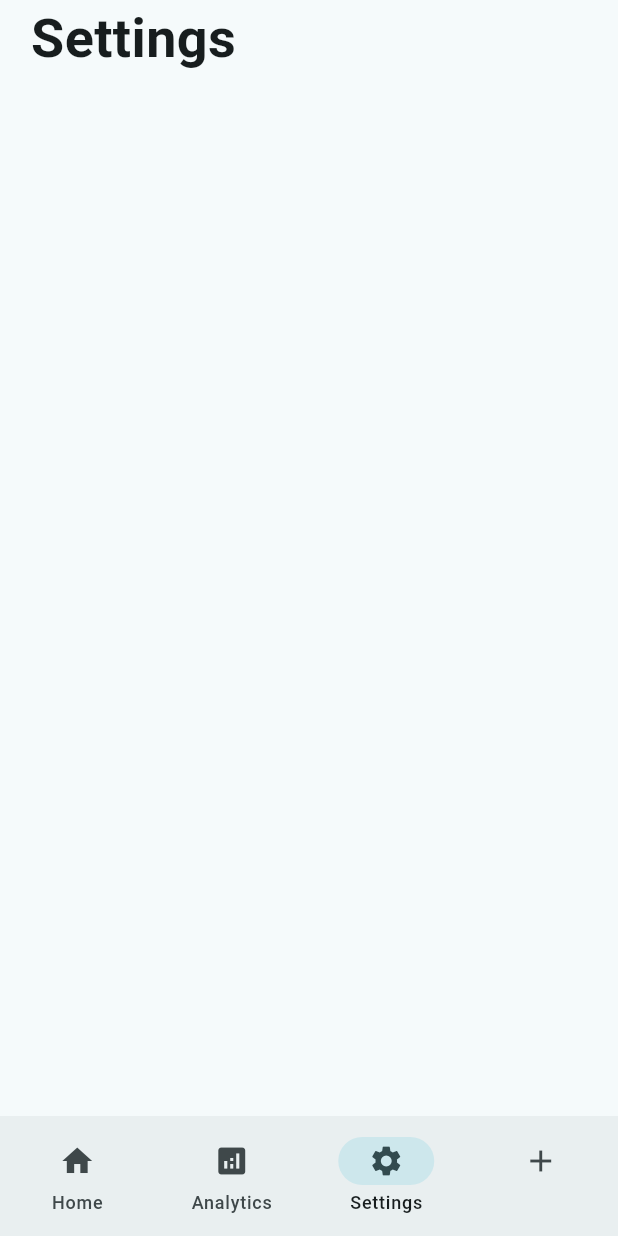
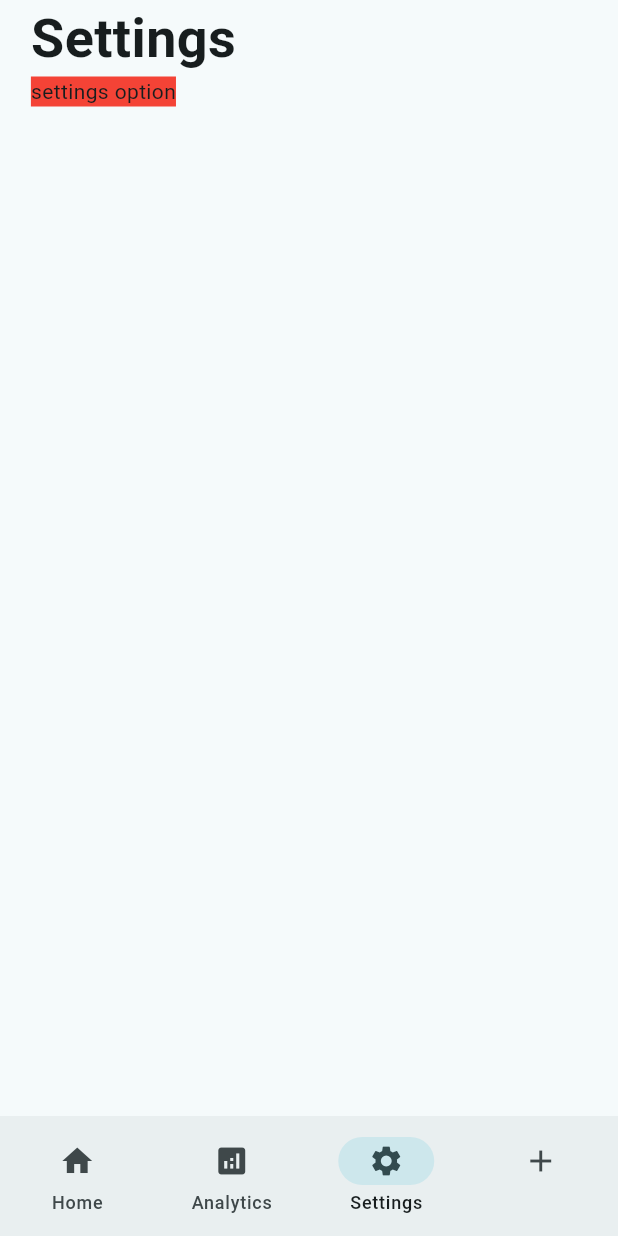
Before and after one commit to SameerAkita/mogulog, a Flutter app: the screen it shows after launch, item 3 of the bottom bar chosen, on a phone screen of 412 x 824 dp. Run offline on Flutter 3.47's test engine with Material 3 defaults, Android fonts, the phone set to English and light mode, and no system bars.

Commit message:
add settings widget

```diff
--- a/lib/views/pages/settings_page.dart
+++ b/lib/views/pages/settings_page.dart
@@ -1,4 +1,5 @@
 import 'package:flutter/material.dart';
+import 'package:mogulog/widgets/settings/settings_widget.dart';
 
 class SettingsPage extends StatelessWidget {
   const SettingsPage({super.key});
@@ -16,6 +17,7 @@ class SettingsPage extends StatelessWidget {
                 'Settings',
                 style: TextStyle(fontSize: 36, fontWeight: FontWeight.bold),
               ),
+              SettingsWidget(),
             ],
           ),
         ),
--- /dev/null
+++ b/lib/widgets/settings/settings_widget.dart
@@ -0,0 +1,10 @@
+import 'package:flutter/material.dart';
+
+class SettingsWidget extends StatelessWidget {
+  const SettingsWidget({super.key});
+
+  @override
+  Widget build(BuildContext context) {
+    return Container(color: Colors.red, child: Text('settings option'));
+  }
+}
```
